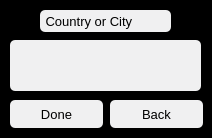
Before: the Qt Designer form QT templates/weather.ui in readytow0rk/timer-weather, drawn with Qt 5.
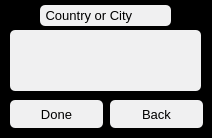
After: the same form once the commit is applied.

```diff
--- a/QT templates/weather.ui
+++ b/QT templates/weather.ui
@@ -75,9 +75,9 @@
    <property name="geometry">
     <rect>
      <x>40</x>
-     <y>10</y>
+     <y>5</y>
      <width>131</width>
-     <height>22</height>
+     <height>21</height>
     </rect>
    </property>
    <property name="font">
@@ -99,9 +99,9 @@
    <property name="geometry">
     <rect>
      <x>10</x>
-     <y>40</y>
+     <y>30</y>
      <width>191</width>
-     <height>51</height>
+     <height>61</height>
     </rect>
    </property>
    <property name="styleSheet">
```
